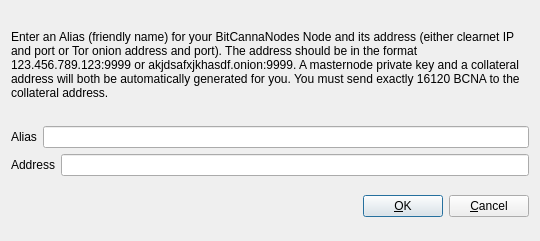
The window that src/qt/forms/addeditbitcannanode.ui (BitCannaGlobal/BCNA_bitcore_old) describes before a commit, drawn with Qt 5.
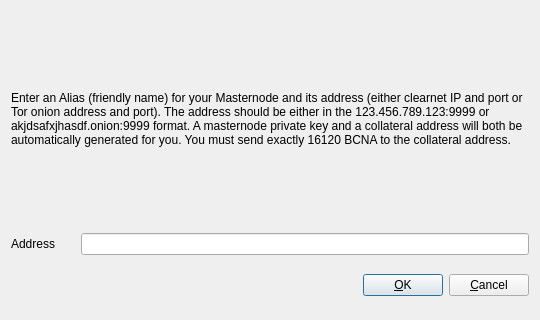
The same window after the commit.

Commit message: Set of changes - new wallet design, synchronization improvements, masternodes fixes

Patch:
```diff
--- a/src/qt/forms/addeditbitcannanode.ui
+++ b/src/qt/forms/addeditbitcannanode.ui
@@ -7,7 +7,7 @@
     <x>0</x>
     <y>0</y>
     <width>540</width>
-    <height>241</height>
+    <height>320</height>
    </rect>
   </property>
   <property name="windowTitle">
@@ -34,7 +34,7 @@
         </sizepolicy>
        </property>
        <property name="text">
-        <string>&lt;html&gt;&lt;head/&gt;&lt;body&gt;&lt;p&gt;Enter an Alias (friendly name) for your BitCannaNodes Node and its address (either clearnet IP and port or Tor onion address and port).  The address should be in the format 123.456.789.123:9999 or akjdsafxjkhasdf.onion:9999.  A masternode private key and a collateral address will both be automatically generated for you.  You must send exactly 16120 BCNA to the collateral address.&lt;/p&gt;&lt;/body&gt;&lt;/html&gt;</string>
+        <string>&lt;html&gt;&lt;head/&gt;&lt;body&gt;&lt;p&gt;Enter an Alias (friendly name) for your Masternode and its address (either clearnet IP and port or Tor onion address and port).  The address should be either in the 123.456.789.123:9999 or akjdsafxjhasdf.onion:9999 format.  A masternode private key and a collateral address will both be automatically generated for you.  You must send exactly 16120 BCNA to the collateral address.&lt;/p&gt;&lt;/body&gt;&lt;/html&gt;</string>
        </property>
        <property name="wordWrap">
         <bool>true</bool>
@@ -42,24 +42,10 @@
       </widget>
      </item>
      <item>
-      <layout class="QHBoxLayout" name="horizontalLayout">
-       <property name="bottomMargin">
-        <number>0</number>
+      <layout class="QHBoxLayout" name="horizontalLayout_2" stretch="1,7">
+       <property name="spacing">
+        <number>6</number>
        </property>
-       <item>
-        <widget class="QLabel" name="label">
-         <property name="text">
-          <string>Alias</string>
-         </property>
-        </widget>
-       </item>
-       <item>
-        <widget class="QLineEdit" name="aliasLineEdit"/>
-       </item>
-      </layout>
-     </item>
-     <item>
-      <layout class="QHBoxLayout" name="horizontalLayout_2">
        <property name="bottomMargin">
         <number>0</number>
        </property>
@@ -71,7 +57,14 @@
         </widget>
        </item>
        <item>
-        <widget class="QLineEdit" name="addressLineEdit"/>
+        <widget class="QLineEdit" name="addressLineEdit">
+         <property name="sizePolicy">
+          <sizepolicy hsizetype="Preferred" vsizetype="Fixed">
+           <horstretch>0</horstretch>
+           <verstretch>0</verstretch>
+          </sizepolicy>
+         </property>
+        </widget>
        </item>
       </layout>
      </item>
```
Left out of the diff: 2 changed lines with no effect on the pictures. The commit also changes 165 other files.
